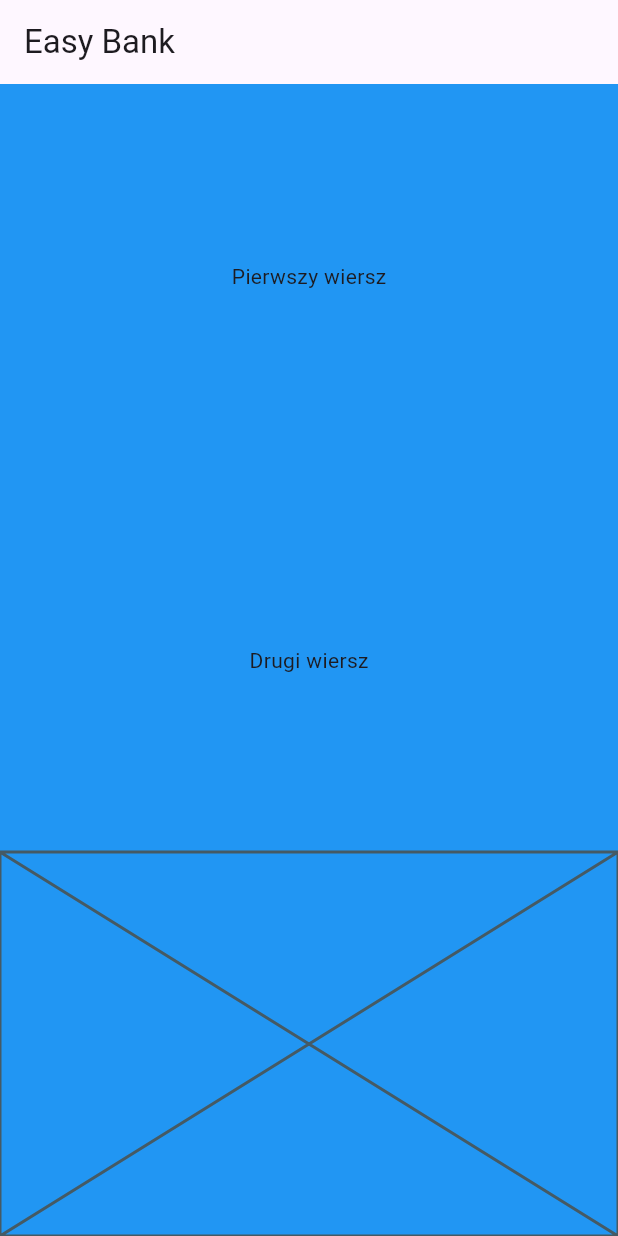
After one commit to pawelwlazlo/flutter_playground, a Flutter app: the screen it shows after launch, on a phone screen of 412 x 824 dp. The commit adds this screen. Run offline on Flutter 3.47's test engine with Material 2 defaults, Android fonts, the phone set to English and light mode, and no system bars.

Commit message:
dodanie struktury folderów zgodnych z clean architecture

```diff
--- a/lib/screens/home_screen.dart
+++ b/lib/application/pages/home/home_page.dart
@@ -1,7 +1,7 @@
 import 'package:flutter/material.dart';
 
-class HomeScreen extends StatelessWidget {
-  const HomeScreen({super.key});
+class HomePage extends StatelessWidget {
+  const HomePage({super.key});
   @override
   Widget build(BuildContext context) {
     return Scaffold(
--- /dev/null
+++ b/lib/application/pages/title/title_page.dart
@@ -0,0 +1,22 @@
+import 'package:flutter/material.dart';
+import 'package:flutter_playground/application/pages/title/widgets/title_center.dart';
+import 'package:flutter_playground/application/pages/title/widgets/title_down.dart';
+
+class TitlePage extends StatelessWidget {
+  const TitlePage({super.key});
+  @override
+  Widget build(BuildContext context) {
+    return Scaffold(
+        backgroundColor: Colors.blue,
+        appBar: AppBar(
+          title: const Text("Easy Bank"),
+        ),
+        body: const Center(
+          child: Column(children: <Widget>[
+            Expanded(child: Center(child: Text("Pierwszy wiersz"))),
+            Expanded(child: TitleCenter()),
+            Expanded(child: TitleDown()),
+          ]),
+        ));
+  }
+}
--- /dev/null
+++ b/lib/application/pages/title/widgets/title_center.dart
@@ -0,0 +1,19 @@
+import 'package:flutter/material.dart';
+
+class TitleCenter extends StatelessWidget {
+  const TitleCenter({Key? key}) : super(key: key);
+
+  @override
+  Widget build(BuildContext context) {
+    return PageView(
+      children: const <Widget>[
+        Center(
+          child: Text("Drugi wiersz"),
+        ),
+        Center(
+          child: Text("Trzeci wiersz"),
+        ),
+      ],
+    );
+  }
+}
--- /dev/null
+++ b/lib/application/pages/title/widgets/title_down.dart
@@ -0,0 +1,10 @@
+import 'package:flutter/cupertino.dart';
+
+class TitleDown extends StatelessWidget {
+  const TitleDown({Key? key}) : super(key: key);
+
+  @override
+  Widget build(BuildContext context) {
+    return const Placeholder();
+  }
+}
--- a/lib/main.dart
+++ b/lib/main.dart
@@ -1,6 +1,5 @@
 import 'package:flutter/material.dart';
-import 'package:flutter_playground/screens/home_screen.dart';
-import 'package:flutter_playground/screens/title_screen.dart';
+import 'package:flutter_playground/application/pages/title/title_page.dart';
 
 void main() {
   runApp(const MyApp());
@@ -15,26 +14,10 @@ class MyApp extends StatelessWidget {
     return MaterialApp(
       title: 'Flutter Demo',
       theme: ThemeData(
-        // This is the theme of your application.
-        //
-        // TRY THIS: Try running your application with "flutter run". You'll see
-        // the application has a blue toolbar. Then, without quitting the app,
-        // try changing the seedColor in the colorScheme below to Colors.green
-        // and then invoke "hot reload" (save your changes or press the "hot
-        // reload" button in a Flutter-supported IDE, or press "r" if you used
-        // the command line to start the app).
-        //
-        // Notice that the counter didn't reset back to zero; the application
-        // state is not lost during the reload. To reset the state, use hot
-        // restart instead.
-        //
-        // This works for code too, not just values: Most code changes can be
-        // tested with just a hot reload.
         colorScheme: ColorScheme.fromSeed(seedColor: Colors.deepPurple),
         useMaterial3: true,
       ),
-      //home: const MyHomePage(title: 'Flutter Demo Home Page'),
-      home: const TitleScreen(),
+      home: const TitlePage(),
     );
   }
 }
```
Also changed, not shown: lib/screens/title_screen.dart (deleted, +0 -47 lines).
